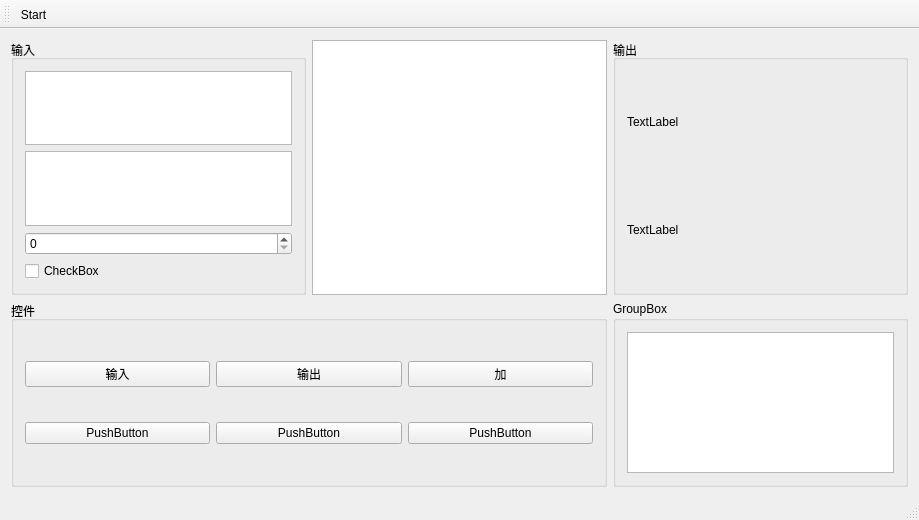
Old version of the form Crystal Software (Qt)/TestAnything/TestAnything.ui in the repository yyx112358/Crystal-Software-Platform.
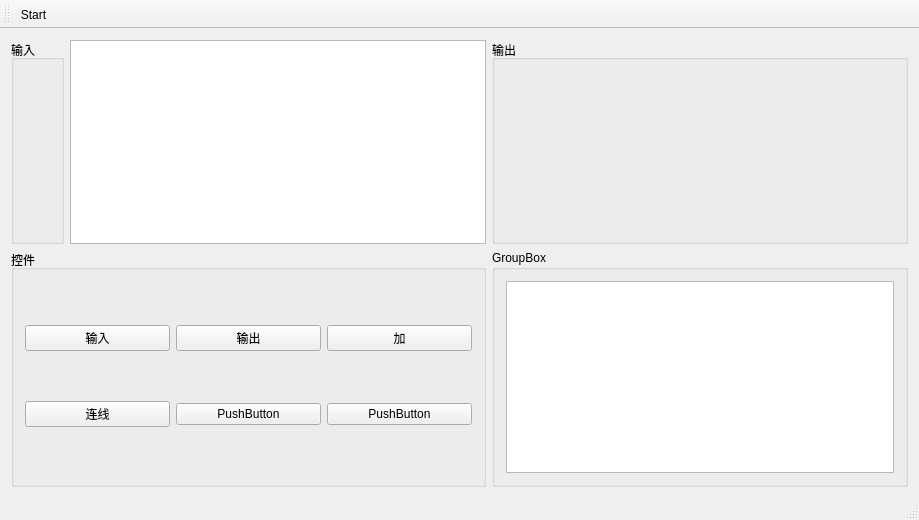
New version of the form.

Commit message: 第一次实现添加连线同时拖拽Node时候连线变化

Diff of the .ui file:
```diff
--- a/Crystal Software (Qt)/TestAnything/TestAnything.ui
+++ b/Crystal Software (Qt)/TestAnything/TestAnything.ui
@@ -21,48 +21,21 @@
        <string>输入</string>
       </property>
       <layout class="QVBoxLayout" name="verticalLayout">
-       <item>
-        <widget class="QPlainTextEdit" name="plainTextEdit">
-         <property name="sizePolicy">
-          <sizepolicy hsizetype="Expanding" vsizetype="Maximum">
-           <horstretch>0</horstretch>
-           <verstretch>0</verstretch>
-          </sizepolicy>
-         </property>
-         <property name="maximumSize">
-          <size>
-           <width>16777215</width>
-           <height>100</height>
-          </size>
-         </property>
-        </widget>
-       </item>
-       <item>
-        <widget class="QPlainTextEdit" name="plainTextEdit_2">
-         <property name="sizePolicy">
-          <sizepolicy hsizetype="Expanding" vsizetype="Maximum">
-           <horstretch>0</horstretch>
-           <verstretch>0</verstretch>
-          </sizepolicy>
-         </property>
-         <property name="maximumSize">
-          <size>
-           <width>16777215</width>
-           <height>100</height>
-          </size>
-         </property>
-        </widget>
-       </item>
-       <item>
-        <widget class="QSpinBox" name="spinBox"/>
-       </item>
-       <item>
-        <widget class="QCheckBox" name="checkBox">
-         <property name="text">
-          <string>CheckBox</string>
-         </property>
-        </widget>
-       </item>
+       <property name="spacing">
+        <number>0</number>
+       </property>
+       <property name="leftMargin">
+        <number>0</number>
+       </property>
+       <property name="topMargin">
+        <number>0</number>
+       </property>
+       <property name="rightMargin">
+        <number>0</number>
+       </property>
+       <property name="bottomMargin">
+        <number>0</number>
+       </property>
       </layout>
      </widget>
     </item>
@@ -74,22 +47,7 @@
       <property name="title">
        <string>输出</string>
       </property>
-      <layout class="QVBoxLayout" name="verticalLayout_2">
-       <item>
-        <widget class="QLabel" name="label">
-         <property name="text">
-          <string>TextLabel</string>
-         </property>
-        </widget>
-       </item>
-       <item>
-        <widget class="QLabel" name="label_2">
-         <property name="text">
-          <string>TextLabel</string>
-         </property>
-        </widget>
-       </item>
-      </layout>
+      <layout class="QVBoxLayout" name="verticalLayout_2"/>
      </widget>
     </item>
     <item row="1" column="0" colspan="2">
@@ -121,7 +79,7 @@
        <item row="1" column="0">
         <widget class="QPushButton" name="pushButton_5">
          <property name="text">
-          <string>PushButton</string>
+          <string>连线</string>
          </property>
         </widget>
        </item>
```
Left out of the diff: 6 changed lines with no effect on the pictures. The commit also changes 2 other files.
